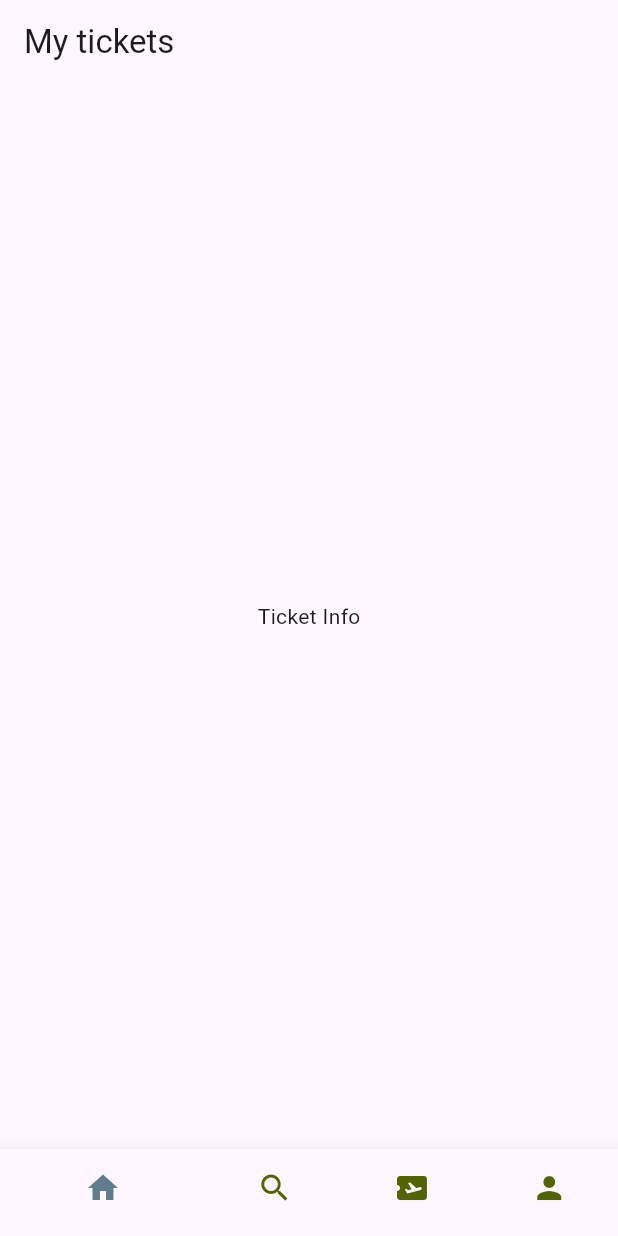
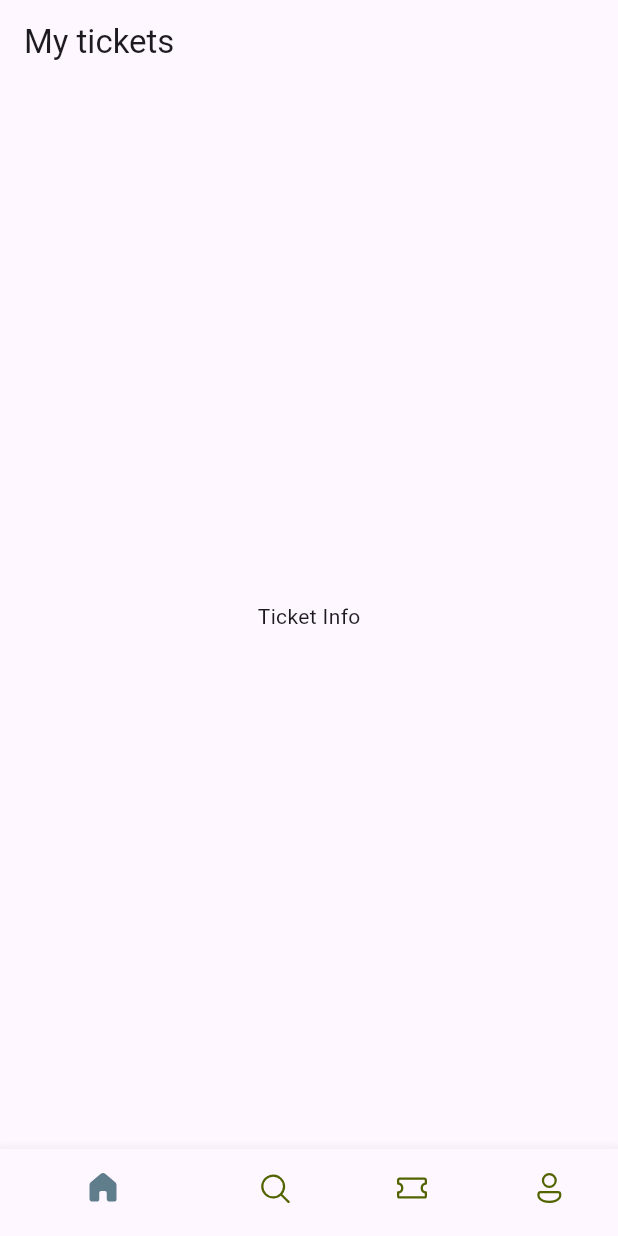
Before and after one commit to StandOut-0/Study-TicketApp, a Flutter app: the screen it shows after launch, on a phone screen of 412 x 824 dp. Run offline on Flutter 3.47's test engine with Material 3 defaults, Android fonts, the phone set to English and light mode, and no system bars; our stand-ins replace fluentui_icons.

Commit message:
icon 추가 및 변걍

```diff
--- a/lib/base/bottom_nav_bar.dart
+++ b/lib/base/bottom_nav_bar.dart
@@ -1,3 +1,4 @@
+import 'package:fluentui_icons/fluentui_icons.dart';
 import 'package:flutter/cupertino.dart';
 import 'package:flutter/material.dart';
 
@@ -9,6 +10,7 @@ class BottomNavBar extends StatefulWidget {
 }
 
 class _BottomNavBarState extends State<BottomNavBar> {
+
   @override
   Widget build(BuildContext context) {
     return Scaffold(
@@ -23,10 +25,18 @@ class _BottomNavBarState extends State<BottomNavBar> {
         unselectedItemColor: const Color(0xFF526400),
         showSelectedLabels: false,
         items: const [
-          BottomNavigationBarItem(icon: Icon(Icons.home), label: "Home"),
-          BottomNavigationBarItem(icon: Icon(Icons.search), label: "Search"),
-          BottomNavigationBarItem(icon: Icon(Icons.airplane_ticket), label: "Tickets"),
-          BottomNavigationBarItem(icon: Icon(Icons.person), label: "Profile")
+          BottomNavigationBarItem(icon: Icon(FluentSystemIcons.ic_fluent_home_regular),
+              activeIcon: Icon(FluentSystemIcons.ic_fluent_home_filled),
+              label: "Home"),
+          BottomNavigationBarItem(icon: Icon(FluentSystemIcons.ic_fluent_search_regular),
+              activeIcon: Icon(FluentSystemIcons.ic_fluent_search_filled),
+              label: "Search"),
+          BottomNavigationBarItem(icon: Icon(FluentSystemIcons.ic_fluent_ticket_regular),
+              activeIcon: Icon(FluentSystemIcons.ic_fluent_ticket_filled),
+              label: "Ticket"),
+          BottomNavigationBarItem(icon: Icon(FluentSystemIcons.ic_fluent_person_regular),
+              activeIcon: Icon(FluentSystemIcons.ic_fluent_person_accounts_filled),
+              label: "Profile"),
         ],
       ),
     );
--- a/pubspec.yaml
+++ b/pubspec.yaml
@@ -35,6 +35,7 @@ dependencies:
   # The following adds the Cupertino Icons font to your application.
   # Use with the CupertinoIcons class for iOS style icons.
   cupertino_icons: ^1.0.6
+  fluentui_icons: ^1.0.0
 
 dev_dependencies:
   flutter_test:
```
Also changed, not shown: pubspec.lock.
